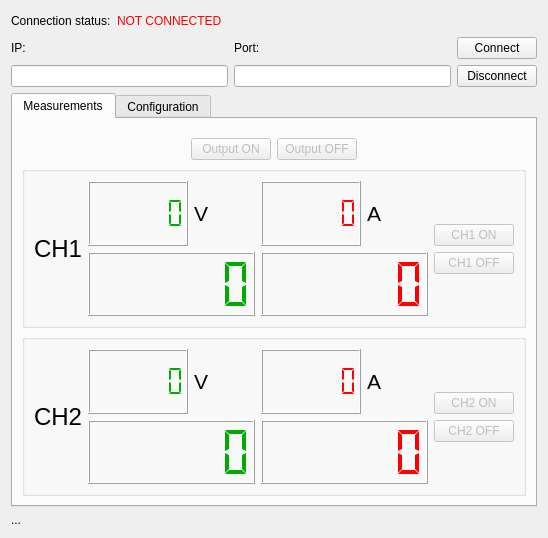
First picture: the form in ELITPCdcs/clientGUI/forms/lvpsuwidget.ui, repository m-fila/ELITPCdcs, before the edit.
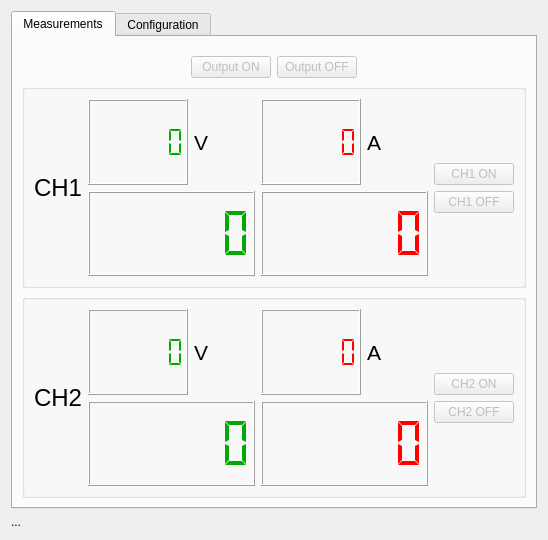
Second picture: the form after the edit.

Commit message: unified connection panel

```diff
--- a/ELITPCdcs/clientGUI/forms/lvpsuwidget.ui
+++ b/ELITPCdcs/clientGUI/forms/lvpsuwidget.ui
@@ -7,7 +7,7 @@
     <x>0</x>
     <y>0</y>
     <width>548</width>
-    <height>538</height>
+    <height>540</height>
    </rect>
   </property>
   <property name="windowTitle">
@@ -15,131 +15,7 @@
   </property>
   <layout class="QVBoxLayout" name="verticalLayout_8">
    <item>
-    <layout class="QHBoxLayout" name="horizontalLayout_2">
-     <item>
-      <widget class="QLabel" name="connectionStatusLabel">
-       <property name="text">
-        <string>Connection status:</string>
-       </property>
-       <property name="buddy">
-        <cstring>groupBox1</cstring>
-       </property>
-      </widget>
-     </item>
-     <item>
-      <widget class="QLabel" name="connectionStatus">
-       <property name="palette">
-        <palette>
-         <active>
-          <colorrole role="WindowText">
-           <brush brushstyle="SolidPattern">
-            <color alpha="255">
-             <red>255</red>
-             <green>0</green>
-             <blue>0</blue>
-            </color>
-           </brush>
-          </colorrole>
-         </active>
-         <inactive>
-          <colorrole role="WindowText">
-           <brush brushstyle="SolidPattern">
-            <color alpha="255">
-             <red>255</red>
-             <green>0</green>
-             <blue>0</blue>
-            </color>
-           </brush>
-          </colorrole>
-         </inactive>
-         <disabled>
-          <colorrole role="WindowText">
-           <brush brushstyle="SolidPattern">
-            <color alpha="255">
-             <red>159</red>
-             <green>158</green>
-             <blue>158</blue>
-            </color>
-           </brush>
-          </colorrole>
-         </disabled>
-        </palette>
-       </property>
-       <property name="text">
-        <string>NOT CONNECTED</string>
-       </property>
-      </widget>
-     </item>
-     <item>
-      <spacer name="horizontalSpacer">
-       <property name="orientation">
-        <enum>Qt::Horizontal</enum>
-       </property>
-       <property name="sizeHint" stdset="0">
-        <size>
-         <width>40</width>
-         <height>20</height>
-        </size>
-       </property>
-      </spacer>
-     </item>
-    </layout>
-   </item>
-   <item>
-    <layout class="QHBoxLayout" name="horizontalLayout">
-     <item>
-      <layout class="QVBoxLayout" name="verticalLayout">
-       <item>
-        <widget class="QLabel" name="connectionIPLabel">
-         <property name="text">
-          <string>IP:</string>
-         </property>
-        </widget>
-       </item>
-       <item>
-        <widget class="QLineEdit" name="connectionIP"/>
-       </item>
-      </layout>
-     </item>
-     <item>
-      <layout class="QVBoxLayout" name="verticalLayout_2">
-       <item>
-        <widget class="QLabel" name="connectionPortLabel">
-         <property name="text">
-          <string>Port:</string>
-         </property>
-        </widget>
-       </item>
-       <item>
-        <widget class="QLineEdit" name="connectionPort"/>
-       </item>
-      </layout>
-     </item>
-     <item>
-      <layout class="QVBoxLayout" name="verticalLayout_3">
-       <item>
-        <widget class="QPushButton" name="connect">
-         <property name="text">
-          <string>Connect</string>
-         </property>
-        </widget>
-       </item>
-       <item>
-        <widget class="QPushButton" name="disconnect">
-         <property name="enabled">
-          <bool>true</bool>
-         </property>
-         <property name="text">
-          <string>Disconnect</string>
-         </property>
-         <property name="checkable">
-          <bool>false</bool>
-         </property>
-        </widget>
-       </item>
-      </layout>
-     </item>
-    </layout>
+    <layout class="QHBoxLayout" name="tcpLayout"/>
    </item>
    <item>
     <widget class="QTabWidget" name="tabWidget">
```
The commit also changes 17 other files.
